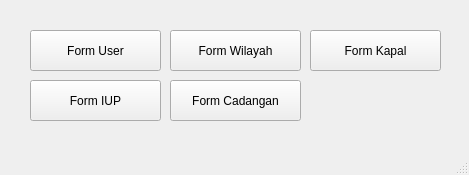
Above: mainwindow.ui from Yadija/tugas_visual_2 before the change. Below: the same form after it.
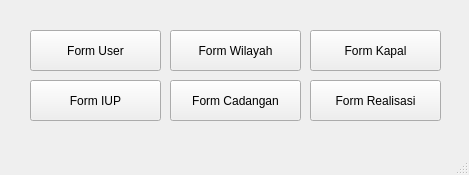
That is the form after the change.

Commit message: ⚒️build: make form realisasi

Diff of the .ui file:
```diff
--- a/mainwindow.ui
+++ b/mainwindow.ui
@@ -79,6 +79,19 @@
      <string>Form Cadangan</string>
     </property>
    </widget>
+   <widget class="QPushButton" name="pushButtonFormCadangan_2">
+    <property name="geometry">
+     <rect>
+      <x>310</x>
+      <y>80</y>
+      <width>131</width>
+      <height>41</height>
+     </rect>
+    </property>
+    <property name="text">
+     <string>Form Realisasi</string>
+    </property>
+   </widget>
   </widget>
   <widget class="QMenuBar" name="menubar">
    <property name="geometry">
```
The commit also changes 8 other files.
